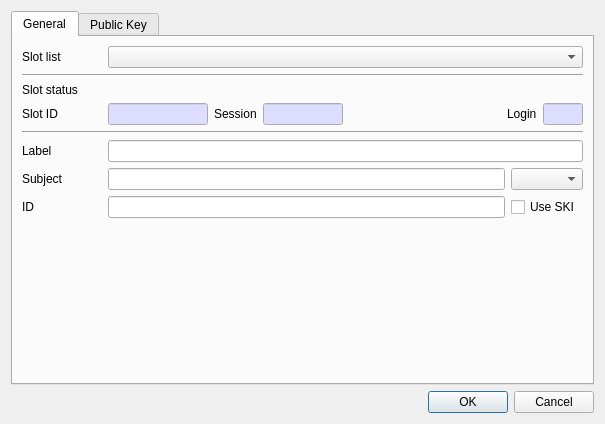
Qt form CryptokiMan/create_dsa_pub_key_dlg.ui (jykim74/CryptokiMan) before a commit.
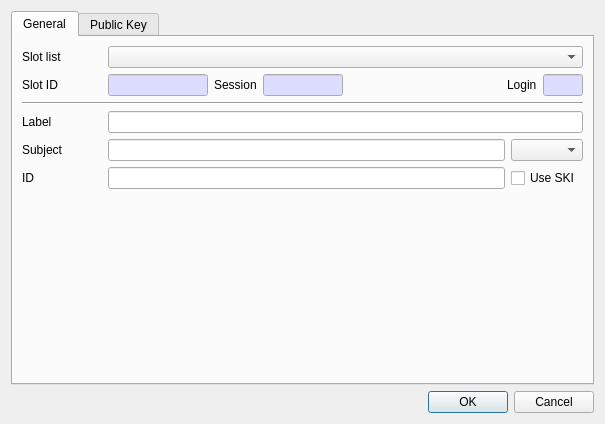
The same form after that commit. The open tabs and pages were chosen to show the change.

Patch:
```diff
--- a/CryptokiMan/create_dsa_pub_key_dlg.ui
+++ b/CryptokiMan/create_dsa_pub_key_dlg.ui
@@ -54,20 +54,6 @@
          </item>
         </layout>
        </item>
-       <item>
-        <widget class="Line" name="line">
-         <property name="orientation">
-          <enum>Qt::Horizontal</enum>
-         </property>
-        </widget>
-       </item>
-       <item>
-        <widget class="QLabel" name="label_2">
-         <property name="text">
-          <string>Slot status</string>
-         </property>
-        </widget>
-       </item>
        <item>
         <layout class="QGridLayout" name="gridLayout_3">
          <property name="topMargin">
```
Left out of the diff: 2 changed lines with no effect on the pictures.
